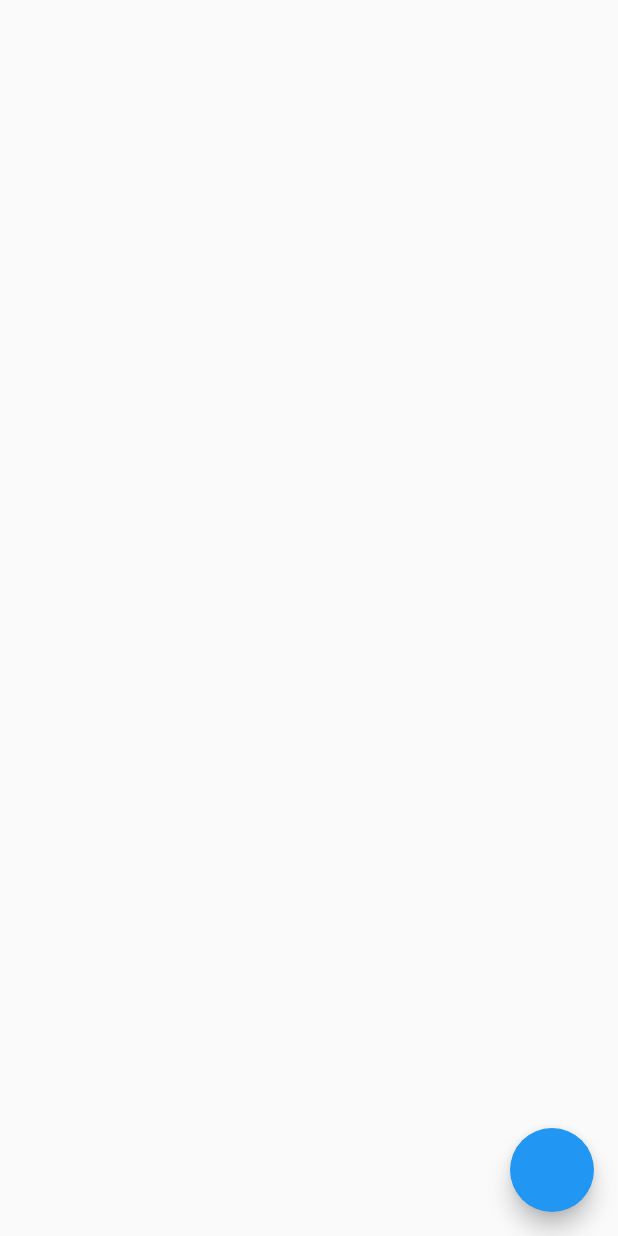
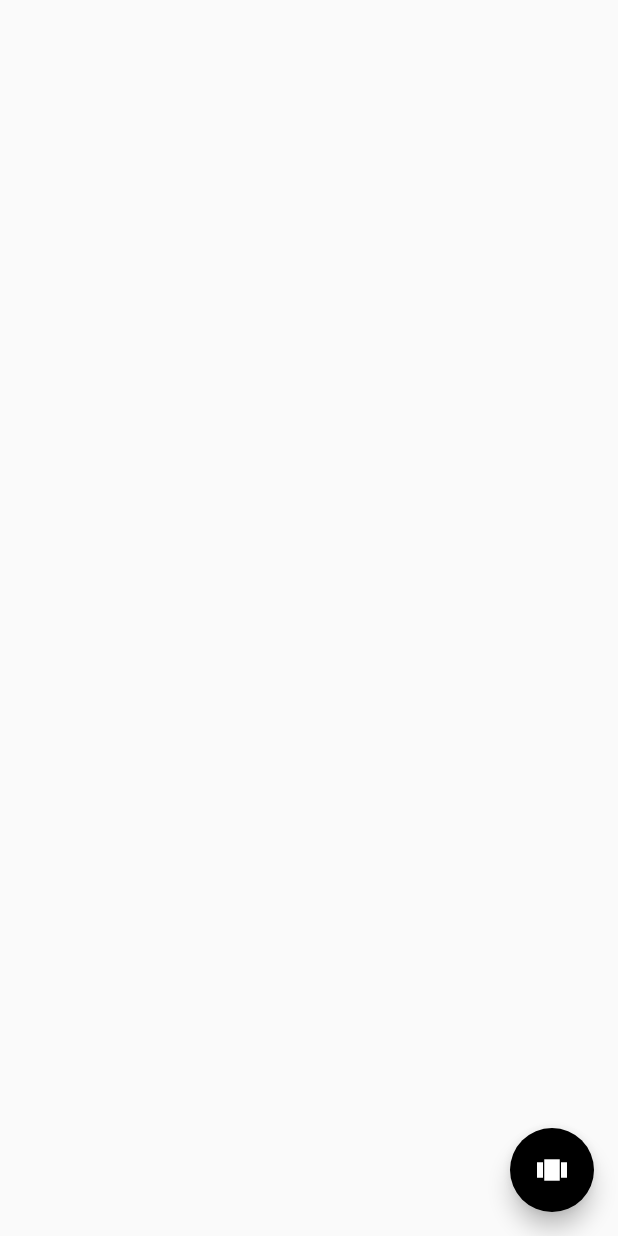
Before and after one commit to JAICHANGPARK/flutter_notebook_the_third_story, a Flutter app: the screen it shows after launch, on a phone screen of 412 x 824 dp. Run offline on Flutter 3.47's test engine with Material 2 defaults, Android fonts, the phone set to English and light mode, and no system bars; our stand-ins replace badges, dotted_border, fl_chart, google_fonts, page_transition, percent_indicator.

Commit message:
Update main_page.dart

```diff
--- a/lib/news_feed/main_page.dart
+++ b/lib/news_feed/main_page.dart
@@ -22,7 +22,12 @@ class _MainPageState extends State<MainPage> {
       body: Stack(
 
       ),
-      floatingActionButton: FloatingActionButton(),
+      floatingActionButton: FloatingActionButton(
+        child: Icon(Icons.view_carousel,
+        color: Colors.white,),
+        backgroundColor: Colors.black,
+
+      ),
     );
   }
 }
```
